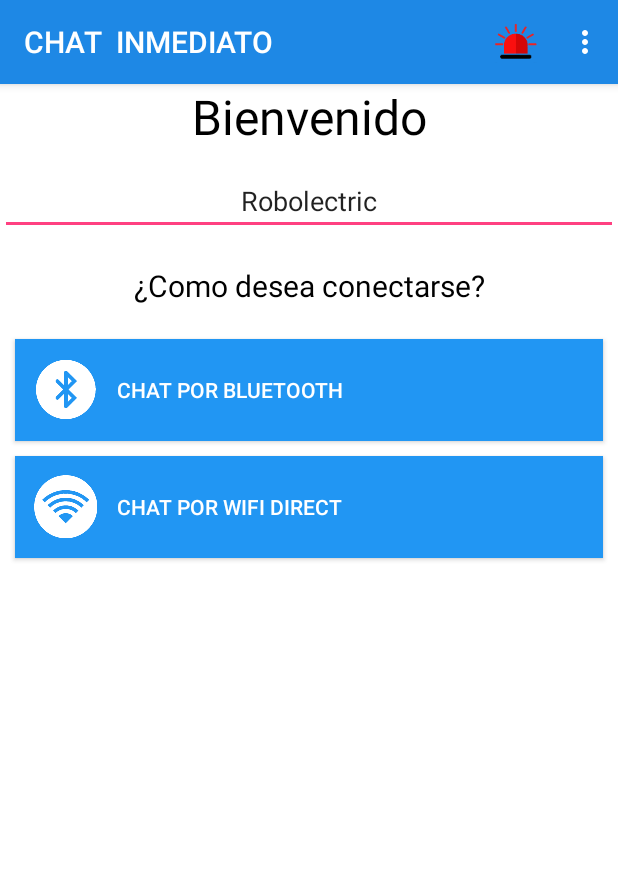
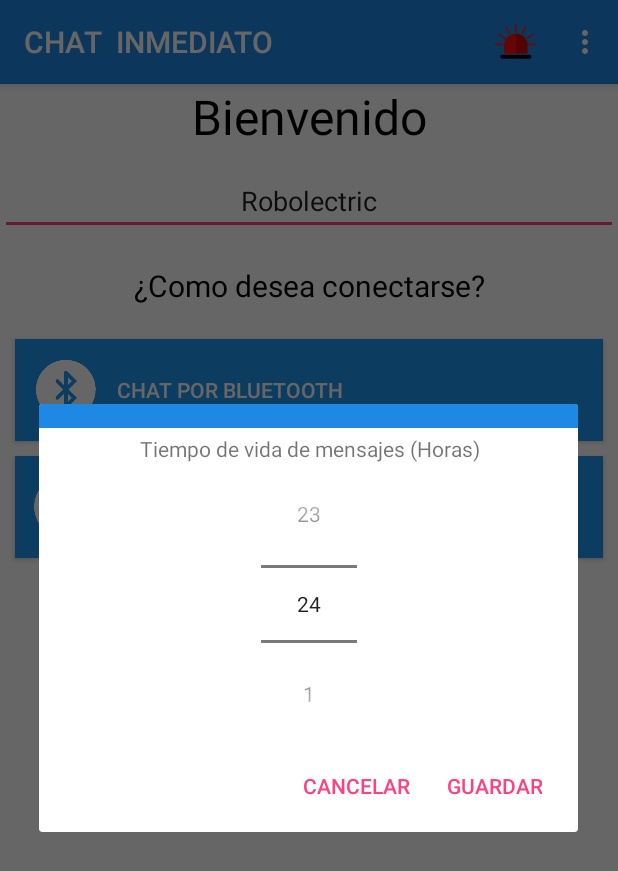
Before and after one commit to juanmanuelco/chatinmediatomultimedia, an Android app: the screen it shows after launch (InicioActivity), in the options menu, after a tap on "Configuración", on a phone screen of 412 x 824 dp. Shown: the top 871 px of the screen. Run offline under Robolectric (Android 15) with nearby library versions, the phone set to English and light mode, and no system bars; 2 statements that could not run were skipped.

```diff
--- a/app/src/main/java/juanmanuelco/facci/com/soschat/DB/DB_SOSCHAT.java
+++ b/app/src/main/java/juanmanuelco/facci/com/soschat/DB/DB_SOSCHAT.java
@@ -249,8 +249,9 @@ public class DB_SOSCHAT extends SQLiteOpenHelper {
         db.execSQL(String.format("DELETE FROM %s", TABLA_MENSAJES));
     }
 
-    public void finVidaMensaje(long milisegundo){
-        milisegundo=milisegundo-86400000;
+    public void finVidaMensaje(long milisegundo, int vida){
+        //86400000
+        milisegundo=milisegundo-vida;
         SQLiteDatabase db = this.getWritableDatabase();
         db.execSQL(String.format("DELETE FROM %s WHERE %s < %s ", TABLA_MENSAJES, COL_12, milisegundo));
     }
--- a/app/src/main/java/juanmanuelco/facci/com/soschat/InicioActivity.java
+++ b/app/src/main/java/juanmanuelco/facci/com/soschat/InicioActivity.java
@@ -3,17 +3,21 @@ package juanmanuelco.facci.com.soschat;
 import android.app.Activity;
 import android.app.ProgressDialog;
 import android.content.Context;
+import android.content.DialogInterface;
 import android.content.Intent;
 import android.content.SharedPreferences;
 import android.net.wifi.WifiManager;
+import android.support.v7.app.AlertDialog;
 import android.support.v7.app.AppCompatActivity;
 import android.os.Bundle;
 import android.view.Menu;
 import android.view.MenuItem;
 import android.view.View;
 import android.widget.EditText;
+import android.widget.NumberPicker;
 import android.widget.Toast;
 
+import juanmanuelco.facci.com.soschat.DB.DB_SOSCHAT;
 import juanmanuelco.facci.com.soschat.NEGOCIO.DireccionMAC;
 import juanmanuelco.facci.com.soschat.NEGOCIO.Dispositivo;
 import juanmanuelco.facci.com.soschat.NEGOCIO.Mensajes;
@@ -24,12 +28,13 @@ public class InicioActivity extends AppCompatActivity {
     ProgressDialog pDialog;
     SharedPreferences sharedPref;
     WifiManager wifiManager;
+    static DB_SOSCHAT db;
 
     @Override
     protected void onCreate(Bundle savedInstanceState) {
         super.onCreate(savedInstanceState);
         setContentView(R.layout.activity_inicio);
-
+        db= new DB_SOSCHAT(this);
         wifiManager = (WifiManager) getApplicationContext().getSystemService(Context.WIFI_SERVICE);
         if(!wifiManager.isWifiEnabled())
             wifiManager.setWifiEnabled(true);
@@ -37,6 +42,8 @@ public class InicioActivity extends AppCompatActivity {
         editText_Nickname= findViewById(R.id.ET_Main_Nickname);
         sharedPref = this.getPreferences(Context.MODE_PRIVATE);
         editText_Nickname.setText(sharedPref.getString("nickname", Dispositivo.getDeviceName()));
+        int vida= sharedPref.getInt("TTLV", 24 );
+        db.finVidaMensaje(System.currentTimeMillis(), vida*60*60*1000 );
     }
 
     public void bluethoot (View v){
@@ -53,7 +60,7 @@ public class InicioActivity extends AppCompatActivity {
         DireccionMAC.wifiNombre = nickname;
 
         if(Validaciones.vacio(new EditText[]{editText_Nickname})){
-            GuardarPreferencia();
+            GuardarPreferencia("nickname",nickname, 0);
             Intent act_chat= null;
             act_chat= new Intent(InicioActivity.this, FuncionActivity.class);
             act_chat.putExtra("tipo", valor);
@@ -64,10 +71,21 @@ public class InicioActivity extends AppCompatActivity {
             Mensajes.mostrarMensaje(R.string.ERROR, R.string.NONAME, this);
         }
     }
-    public void GuardarPreferencia(){
+    public void GuardarPreferencia(String nick ,String valor, int tipo){
         sharedPref = this.getPreferences(Context.MODE_PRIVATE);
         SharedPreferences.Editor editor = sharedPref.edit();
-        editor.putString("nickname", editText_Nickname.getText().toString());
+        switch (tipo){
+            case 0:
+                editor.putString(nick, valor);
+                break;
+            case 1:
+                editor.putInt(nick,Integer.parseInt(valor));
+                break;
+            default:
+                editor.putString(nick, valor);
+                break;
+        }
+
         editor.commit();
     }
 
@@ -101,7 +119,28 @@ public class InicioActivity extends AppCompatActivity {
                 Toast.makeText(this,"Emergencia",Toast.LENGTH_LONG).show();
                 return true;
             case R.id.configuracion:
-                Toast.makeText(this,"Configuración",Toast.LENGTH_LONG).show();
+                final View mView= getLayoutInflater().inflate(R.layout.dialogo_configuracion, null);
+                final NumberPicker NP= mView.findViewById(R.id.NP_hora);
+                NP.setMinValue(1);
+                NP.setMaxValue(24);
+                NP.setValue(sharedPref.getInt("TTLV", 24 ));
+                final AlertDialog.Builder BuilDialogo=new AlertDialog.Builder(InicioActivity.this)
+                        .setPositiveButton(R.string.SAVE, new DialogInterface.OnClickListener() {
+                            @Override
+                            public void onClick(DialogInterface dialog, int which) {
+                                GuardarPreferencia("TTLV", NP.getValue()+"", 1);
+                                Toast.makeText(InicioActivity.this, R.string.GUARD, Toast.LENGTH_SHORT).show();
+                            }
+                        })
+                        .setNegativeButton(R.string.CANC, new DialogInterface.OnClickListener() {
+                            @Override
+                            public void onClick(DialogInterface dialog, int which) {
+                                dialog.dismiss();
+                            }
+                        });
+                BuilDialogo.setView(mView);
+                final AlertDialog dialogo= BuilDialogo.create();
+                dialogo.show();
                 return true;
             default:
                 return super.onOptionsItemSelected(item);
--- /dev/null
+++ b/app/src/main/res/layout/dialogo_configuracion.xml
@@ -0,0 +1,44 @@
+<?xml version="1.0" encoding="utf-8"?>
+<android.support.constraint.ConstraintLayout xmlns:android="http://schemas.android.com/apk/res/android"
+    xmlns:app="http://schemas.android.com/apk/res-auto"
+    xmlns:tools="http://schemas.android.com/tools"
+    android:layout_width="match_parent"
+    android:layout_height="match_parent"
+    tools:context=".InicioActivity">
+    <LinearLayout
+        android:layout_width="match_parent"
+        android:orientation="vertical"
+        android:gravity="center"
+        android:paddingTop="16dp"
+        android:background="@color/colorPrimary"
+        android:layout_height="wrap_content"
+        >
+    </LinearLayout>
+
+    <TextView
+        android:id="@+id/TV_TTL"
+        android:layout_width="wrap_content"
+        android:layout_height="wrap_content"
+        android:layout_marginEnd="8dp"
+        android:layout_marginStart="8dp"
+        android:layout_marginTop="20dp"
+        android:text="@string/TTL"
+        android:textSize="14dp"
+        android:gravity="center"
+        app:layout_constraintLeft_toLeftOf="parent"
+        app:layout_constraintRight_toRightOf="parent"
+        app:layout_constraintTop_toTopOf="parent"/>
+
+    <NumberPicker
+        android:id="@+id/NP_hora"
+        android:layout_width="wrap_content"
+        android:layout_height="wrap_content"
+        android:layout_marginBottom="4dp"
+        android:layout_marginEnd="4dp"
+        android:layout_marginStart="4dp"
+        android:layout_marginTop="4dp"
+        app:layout_constraintEnd_toEndOf="parent"
+        app:layout_constraintStart_toStartOf="parent"
+        app:layout_constraintTop_toBottomOf="@+id/TV_TTL" />
+
+</android.support.constraint.ConstraintLayout>
```
Also changed, not shown: app/src/main/java/juanmanuelco/facci/com/soschat/CustomAdapters/AdaptadorDispositivos.java (+27 -2 lines), app/src/main/java/juanmanuelco/facci/com/soschat/Receivers/WifiDirectBroadcastReceiver.java (+12 -3 lines), app/src/main/res/layout/row_participants.xml (+4 -4 lines).
